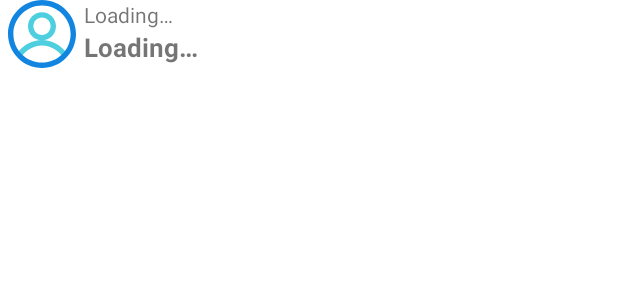
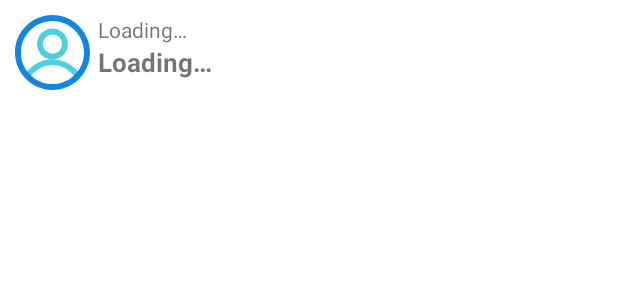
Before and after one commit to louislemsic/onlyfriends, an Android app: the layout template_search.xml on its own in the app's theme, with its tools: preview values and no code run, on a phone screen of 412 x 824 dp. Shown: the top 300 px of the screen. Run offline under Robolectric (Android 15) with nearby library versions, the phone set to English and light mode, and no system bars.

Commit message:
Beta 12.1 template_search.xml updated

```diff
--- a/app/src/main/res/layout/template_search.xml
+++ b/app/src/main/res/layout/template_search.xml
@@ -13,9 +13,10 @@
 
         <ImageView
             android:id="@+id/tv_search_dp"
-            android:layout_width="45dp"
-            android:layout_height="45dp"
-            android:layout_marginStart="5dp"
+            android:layout_width="50dp"
+            android:layout_height="50dp"
+            android:layout_marginStart="10dp"
+            android:layout_marginTop="10dp"
             android:layout_marginBottom="10dp"
             android:contentDescription="@string/profile_picture"
             app:layout_constraintBottom_toBottomOf="parent"
```
